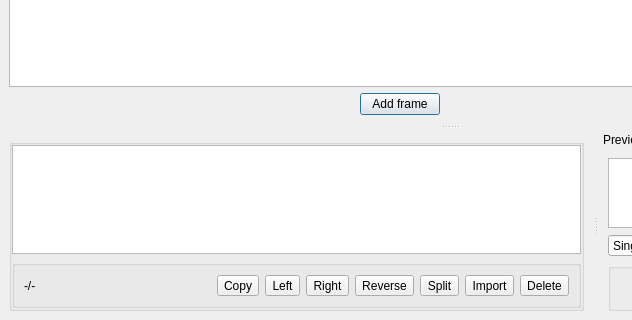
dos1/libsuperderpy-utils, file animation-editor/editor.ui: the form before one commit; both pictures show x 0 to 632 and y 141 to 461 of the 899 by 461 pixel window.
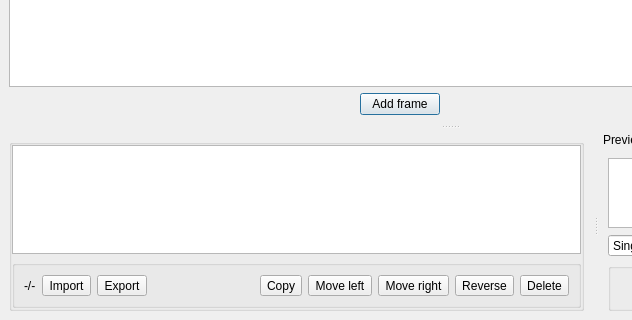
The form after the commit. Icons and pictures are not drawn. Custom widgets are drawn as their Qt base class.

Patch:
```diff
--- a/animation-editor/editor.ui
+++ b/animation-editor/editor.ui
@@ -109,6 +109,36 @@
               </property>
              </widget>
             </item>
+            <item>
+             <widget class="QToolButton" name="importBtn">
+              <property name="toolTip">
+               <string>Import</string>
+              </property>
+              <property name="text">
+               <string>Import</string>
+              </property>
+              <property name="icon">
+               <iconset theme="document-import">
+                <normaloff>.</normaloff>.</iconset>
+              </property>
+             </widget>
+            </item>
+            <item>
+             <widget class="QToolButton" name="splitBtn">
+              <property name="enabled">
+               <bool>true</bool>
+              </property>
+              <property name="toolTip">
+               <string>Export</string>
+              </property>
+              <property name="text">
+               <string>Export</string>
+              </property>
+              <property name="icon">
+               <iconset theme="document-export"/>
+              </property>
+             </widget>
+            </item>
             <item>
              <spacer name="horizontalSpacer">
               <property name="orientation">
@@ -136,7 +166,7 @@
             <item>
              <widget class="QToolButton" name="moveLeft">
               <property name="text">
-               <string>Left</string>
+               <string>Move left</string>
               </property>
               <property name="icon">
                <iconset theme="arrow-left">
@@ -150,7 +180,7 @@
             <item>
              <widget class="QToolButton" name="moveRight">
               <property name="text">
-               <string>Right</string>
+               <string>Move right</string>
               </property>
               <property name="icon">
                <iconset theme="arrow-right">
@@ -172,31 +202,6 @@
               </property>
              </widget>
             </item>
-            <item>
-             <widget class="QToolButton" name="splitBtn">
-              <property name="enabled">
-               <bool>true</bool>
-              </property>
-              <property name="text">
-               <string>Split</string>
-              </property>
-              <property name="icon">
-               <iconset theme="split">
-                <normaloff>.</normaloff>.</iconset>
-              </property>
-             </widget>
-            </item>
-            <item>
-             <widget class="QToolButton" name="importBtn">
-              <property name="text">
-               <string>Import</string>
-              </property>
-              <property name="icon">
-               <iconset theme="document-import">
-                <normaloff>.</normaloff>.</iconset>
-              </property>
-             </widget>
-            </item>
             <item>
              <widget class="QToolButton" name="deleteBtn">
               <property name="text">
```
Left out of the diff: 42 changed lines with no effect on the pictures.
